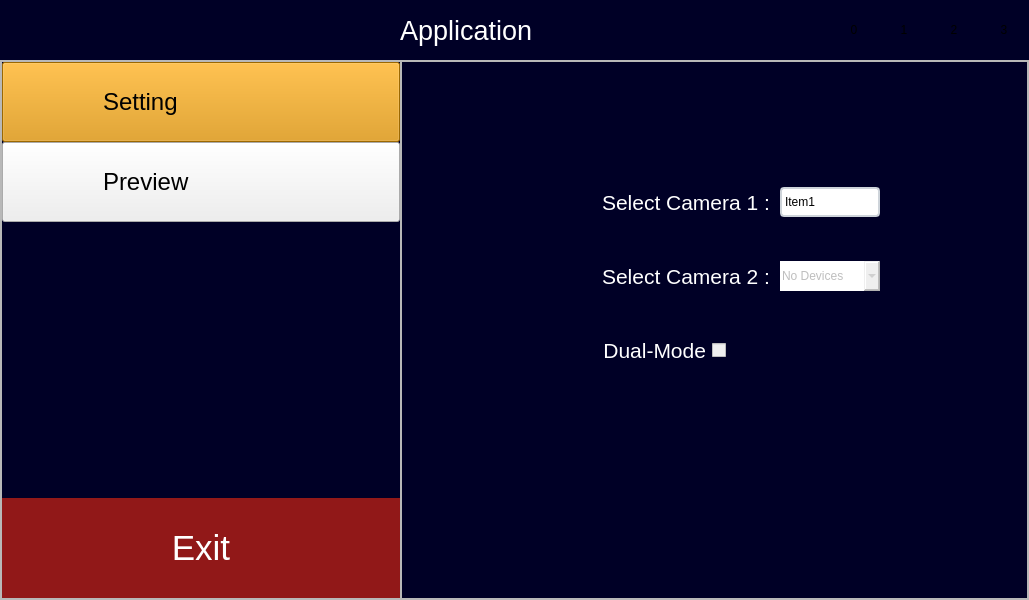
nlp4everyone/CameraApplication, file ui/main_windows.ui: the form before one commit.
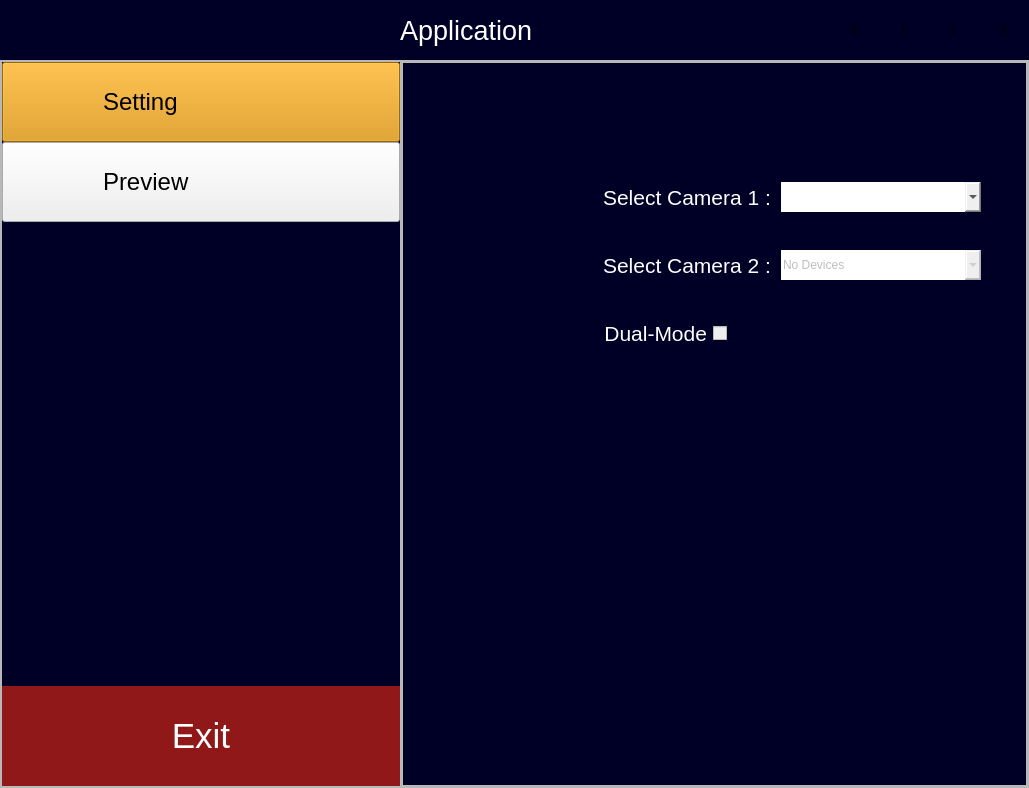
The form after the commit. The open tabs and pages were chosen to show the change.

Commit message: update Preview mode UI

The edit to the form file:
```diff
--- a/ui/main_windows.ui
+++ b/ui/main_windows.ui
@@ -460,9 +460,6 @@
              <number>0</number>
             </property>
             <widget class="QWidget" name="setting_page">
-             <property name="styleSheet">
-              <string notr="true"/>
-             </property>
              <layout class="QVBoxLayout" name="verticalLayout_5">
               <property name="spacing">
                <number>0</number>
@@ -479,20 +476,17 @@
               <property name="bottomMargin">
                <number>0</number>
               </property>
-              <item alignment="Qt::AlignTop">
+              <item>
                <widget class="QFrame" name="setting_frame">
-                <property name="styleSheet">
-                 <string notr="true">border: None;</string>
-                </property>
                 <property name="frameShape">
                  <enum>QFrame::StyledPanel</enum>
                 </property>
                 <property name="frameShadow">
                  <enum>QFrame::Raised</enum>
                 </property>
-                <layout class="QVBoxLayout" name="verticalLayout_6">
+                <layout class="QVBoxLayout" name="verticalLayout_8">
                  <property name="spacing">
-                  <number>6</number>
+                  <number>0</number>
                  </property>
                  <property name="leftMargin">
                   <number>0</number>
@@ -542,15 +536,24 @@
                    <property name="frameShadow">
                     <enum>QFrame::Raised</enum>
                    </property>
-                   <layout class="QHBoxLayout" name="horizontalLayout_5">
+                   <layout class="QHBoxLayout" name="horizontalLayout_7">
                     <property name="spacing">
                      <number>10</number>
                     </property>
                     <property name="leftMargin">
                      <number>200</number>
                     </property>
+                    <property name="topMargin">
+                     <number>9</number>
+                    </property>
+                    <property name="rightMargin">
+                     <number>9</number>
+                    </property>
+                    <property name="bottomMargin">
+                     <number>9</number>
+                    </property>
                     <item>
-                     <widget class="QLabel" name="label">
+                     <widget class="QLabel" name="label_4">
                       <property name="minimumSize">
                        <size>
                         <width>0</width>
@@ -578,46 +581,29 @@
                      </widget>
                     </item>
                     <item>
-                     <widget class="QComboBox" name="cam1_cbx">
+                     <widget class="QComboBox" name="c1_cbx">
                       <property name="minimumSize">
                        <size>
-                        <width>100</width>
+                        <width>200</width>
                         <height>30</height>
                        </size>
                       </property>
-                      <property name="styleSheet">
-                       <string notr="true">QComboBox{
-	border: 2px solid #ced4da;
-	border-radius: 4px;
-}
-QComboBox:drop-down{
-	border: 0px;
-}
-</string>
+                      <property name="maximumSize">
+                       <size>
+                        <width>200</width>
+                        <height>16777215</height>
+                       </size>
                       </property>
-                      <property name="insertPolicy">
-                       <enum>QComboBox::InsertAtBottom</enum>
-                      </property>
-                      <item>
-                       <property name="text">
-                        <string>Item1</string>
-                       </property>
-                      </item>
-                      <item>
-                       <property name="text">
-                        <string>Item2</string>
-                       </property>
-                      </item>
                      </widget>
                     </item>
                     <item>
-                     <spacer name="horizontalSpacer">
+                     <spacer name="horizontalSpacer_3">
                       <property name="orientation">
                        <enum>Qt::Horizontal</enum>
                       </property>
                       <property name="sizeHint" stdset="0">
                        <size>
-                        <width>130</width>
+                        <width>28</width>
                         <height>20</height>
                        </size>
                       </property>
@@ -679,15 +665,21 @@
                       </property>
                       <property name="minimumSize">
                        <size>
-                        <width>100</width>
+                        <width>200</width>
                         <height>30</height>
                        </size>
                       </property>
+                      <property name="maximumSize">
+                       <size>
+                        <width>200</width>
+                        <height>16777215</height>
+                       </size>
+                      </property>
                       <property name="editable">
                        <bool>true</bool>
                       </property>
                       <property name="currentText">
-                       <string>Not supported</string>
+                       <string>No Devices</string>
                       </property>
                       <item>
                        <property name="text">
@@ -723,7 +715,7 @@
                    <property name="frameShadow">
                     <enum>QFrame::Raised</enum>
                    </property>
-                   <layout class="QHBoxLayout" name="horizontalLayout_7">
+                   <layout class="QHBoxLayout" name="horizontalLayout_8">
                     <property name="leftMargin">
                      <number>200</number>
                     </property>
@@ -755,7 +747,7 @@
                      </widget>
                     </item>
                     <item>
-                     <spacer name="horizontalSpacer_3">
+                     <spacer name="horizontalSpacer_4">
                       <property name="orientation">
                        <enum>Qt::Horizontal</enum>
                       </property>
@@ -770,15 +762,105 @@
                    </layout>
                   </widget>
                  </item>
+                 <item>
+                  <spacer name="verticalSpacer">
+                   <property name="orientation">
+                    <enum>Qt::Vertical</enum>
+                   </property>
+                   <property name="sizeHint" stdset="0">
+                    <size>
+                     <width>20</width>
+                     <height>227</height>
+                    </size>
+                   </property>
+                  </spacer>
+                 </item>
                 </layout>
                </widget>
               </item>
              </layout>
             </widget>
             <widget class="QWidget" name="preview_page">
-             <property name="styleSheet">
-              <string notr="true">background-color: rgb(170, 0, 0);</string>
-             </property>
+             <layout class="QVBoxLayout" name="verticalLayout_6">
+              <property name="spacing">
+               <number>0</number>
+              </property>
+              <property name="leftMargin">
+               <number>0</number>
+              </property>
+              <property name="topMargin">
+               <number>0</number>
+              </property>
+              <property name="rightMargin">
+               <number>0</number>
+              </property>
+              <property name="bottomMargin">
+               <number>0</number>
+              </property>
+              <item>
+               <widget class="QFrame" name="page_frame">
+                <property name="styleSheet">
+                 <string notr="true">border : None;</string>
+                </property>
+                <property name="frameShape">
+                 <enum>QFrame::StyledPanel</enum>
+                </property>
+                <property name="frameShadow">
+                 <enum>QFrame::Raised</enum>
+                </property>
+                <layout class="QVBoxLayout" name="verticalLayout_7">
+                 <item>
+                  <widget class="QFrame" name="preview_frame">
+                   <property name="minimumSize">
+                    <size>
+                     <width>0</width>
+                     <height>700</height>
+                    </size>
+                   </property>
+                   <property name="maximumSize">
+                    <size>
+                     <width>16777215</width>
+                     <height>700</height>
+                    </size>
+                   </property>
+                   <property name="frameShape">
+                    <enum>QFrame::StyledPanel</enum>
+                   </property>
+                   <property name="frameShadow">
+                    <enum>QFrame::Raised</enum>
+                   </property>
+                   <layout class="QHBoxLayout" name="horizontalLayout_9">
+                    <item>
+                     <widget class="QLabel" name="label">
+                      <property name="text">
+                       <string>TextLabel</string>
+                      </property>
+                     </widget>
+                    </item>
+                    <item>
+                     <widget class="QLabel" name="label_5">
+                      <property name="text">
+                       <string>TextLabel</string>
+                      </property>
+                     </widget>
+                    </item>
+                   </layout>
+                  </widget>
+                 </item>
+                 <item>
+                  <widget class="QFrame" name="system_frame">
+                   <property name="frameShape">
+                    <enum>QFrame::StyledPanel</enum>
+                   </property>
+                   <property name="frameShadow">
+                    <enum>QFrame::Raised</enum>
+                   </property>
+                  </widget>
+                 </item>
+                </layout>
+               </widget>
+              </item>
+             </layout>
             </widget>
            </widget>
           </item>
```
Left out of the diff: 6 changed lines with no effect on the pictures. The commit also changes 1 other file.
